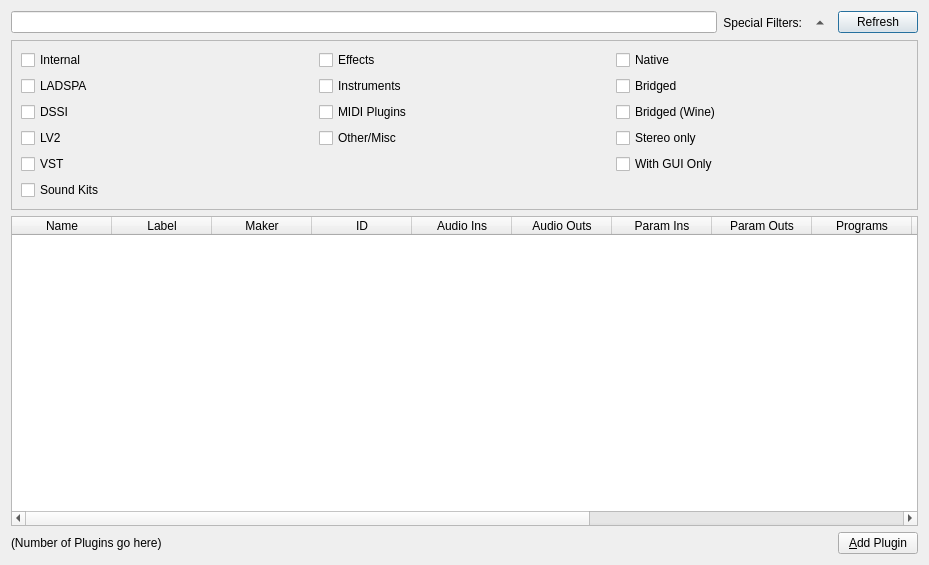
Qt form resources/ui/carla_database.ui (falkTX/Carla) before a commit.
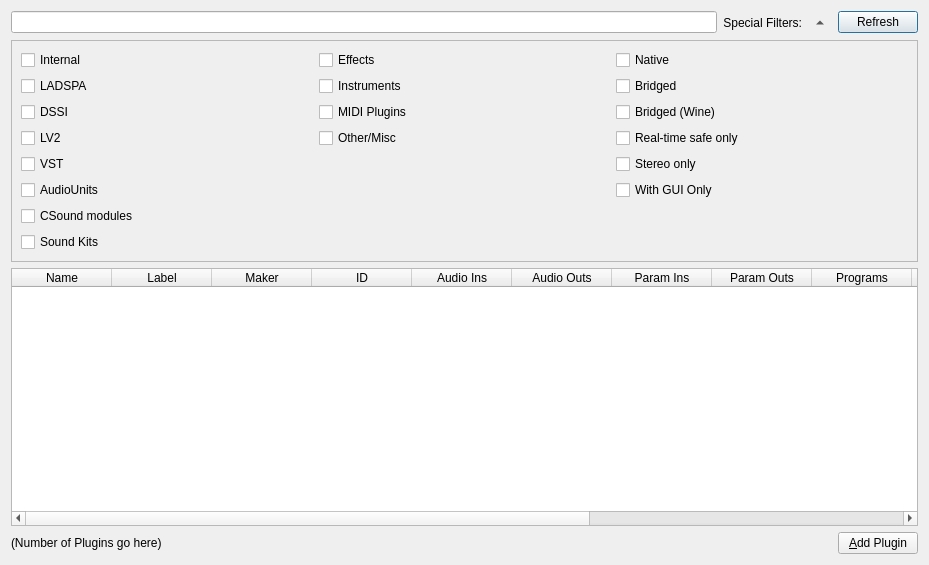
The same form after that commit. Icons and pictures are not drawn.

```diff
--- a/resources/ui/carla_database.ui
+++ b/resources/ui/carla_database.ui
@@ -61,6 +61,13 @@
       <enum>QFrame::Sunken</enum>
      </property>
      <layout class="QGridLayout" name="gridLayout">
+      <item row="5" column="2">
+       <widget class="QCheckBox" name="ch_gui">
+        <property name="text">
+         <string>With GUI Only</string>
+        </property>
+       </widget>
+      </item>
       <item row="2" column="0">
        <widget class="QCheckBox" name="ch_dssi">
         <property name="text">
@@ -89,13 +96,6 @@
         </property>
        </widget>
       </item>
-      <item row="5" column="0">
-       <widget class="QCheckBox" name="ch_kits">
-        <property name="text">
-         <string>Sound Kits</string>
-        </property>
-       </widget>
-      </item>
       <item row="0" column="0">
        <widget class="QCheckBox" name="ch_internal">
         <property name="text">
@@ -152,17 +152,38 @@
         </property>
        </widget>
       </item>
-      <item row="3" column="2">
+      <item row="4" column="2">
        <widget class="QCheckBox" name="ch_stereo">
         <property name="text">
          <string>Stereo only</string>
         </property>
        </widget>
       </item>
-      <item row="4" column="2">
-       <widget class="QCheckBox" name="ch_gui">
+      <item row="5" column="0">
+       <widget class="QCheckBox" name="ch_au">
         <property name="text">
-         <string>With GUI Only</string>
+         <string>AudioUnits</string>
+        </property>
+       </widget>
+      </item>
+      <item row="3" column="2">
+       <widget class="QCheckBox" name="ch_rtsafe">
+        <property name="text">
+         <string>Real-time safe only</string>
+        </property>
+       </widget>
+      </item>
+      <item row="7" column="0">
+       <widget class="QCheckBox" name="ch_kits">
+        <property name="text">
+         <string>Sound Kits</string>
+        </property>
+       </widget>
+      </item>
+      <item row="6" column="0">
+       <widget class="QCheckBox" name="ch_csound">
+        <property name="text">
+         <string>CSound modules</string>
         </property>
        </widget>
       </item>
```
Left out of the diff: 9 changed lines with no effect on the pictures.
